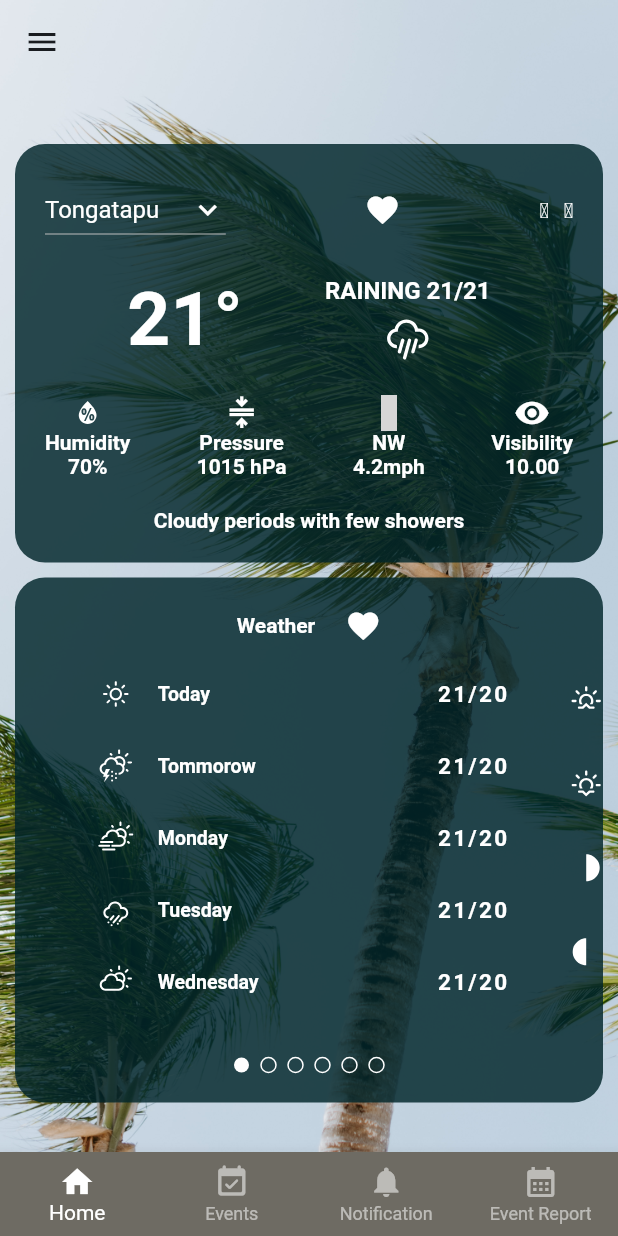
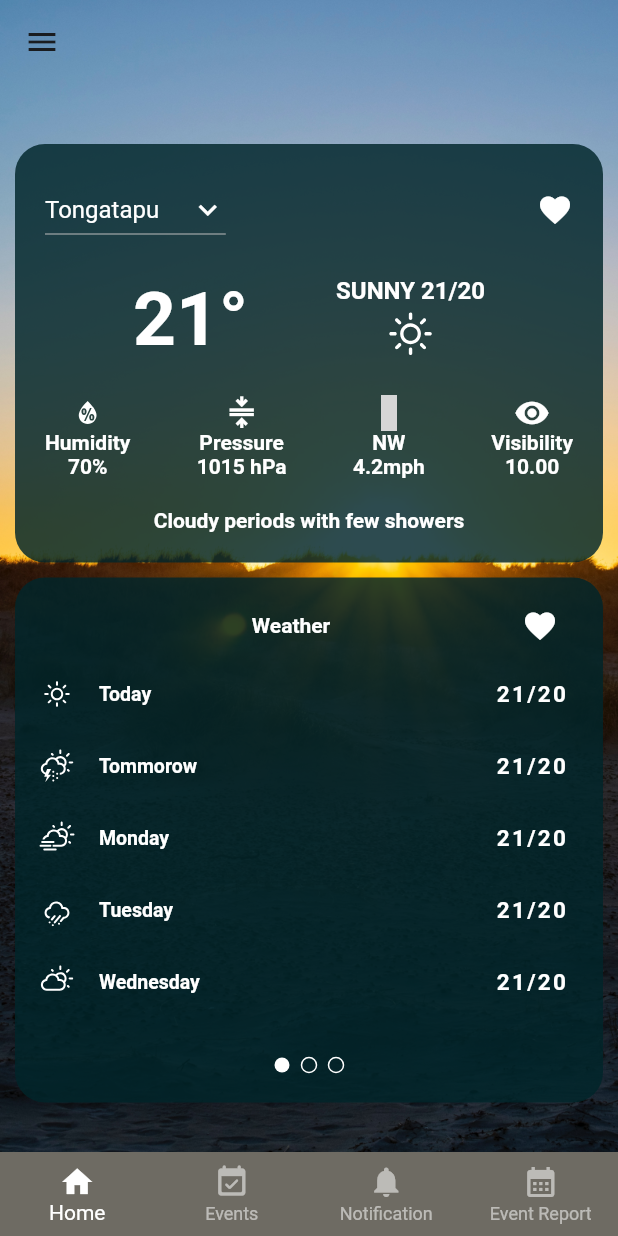
Before and after one commit to SPREP/tms-mobile, a Flutter app: the TabsScreen screen opened directly, on a phone screen of 412 x 824 dp. Run offline on Flutter 3.47's test engine with Material 2 defaults, Android fonts, the phone set to English and light mode, and no system bars; drawn by our look-alikes of smooth_page_indicator; our stand-ins replace google_fonts, shared_preferences, syncfusion_flutter_sliders, weather_icons; missing offline and left inert: humanitarian_icons; accounts and stored records are empty; generated files the repository leaves out were written again; grey boxes are pictures that could not be loaded.

Commit message:
MAC-35: Done home page implementation.

```diff
--- a/lib/screens/tabs_screen.dart
+++ b/lib/screens/tabs_screen.dart
@@ -65,7 +65,7 @@ class _TabsScreenState extends State<TabsScreen> {
         decoration: _selectedPageIndex == 0
             ? const BoxDecoration(
                 image: DecorationImage(
-                  image: AssetImage('assets/images/windy_day.jpg'),
+                  image: AssetImage('assets/images/sunny_day.jpg'),
                   fit: BoxFit.cover,
                 ),
               )
--- a/lib/screens/weather_forcast/sun_moon_slide.dart
+++ b/lib/screens/weather_forcast/sun_moon_slide.dart
@@ -15,16 +15,19 @@ class _SunMoonSlideState extends State<SunMoonSlide> {
       children: [
         Row(
           children: [
+            SizedBox(
+              width: 30,
+            ),
             Spacer(),
             Text('Sun & Moon'),
-            SizedBox(
-              width: 20,
-            ),
+            Spacer(),
             Icon(
               Icons.favorite,
               color: Colors.white,
             ),
-            Spacer(),
+            SizedBox(
+              width: 30,
+            ),
           ],
         ),
         SizedBox(
--- a/lib/screens/weather_forcast/tide_slide.dart
+++ b/lib/screens/weather_forcast/tide_slide.dart
@@ -15,16 +15,19 @@ class _TideSlideState extends State<TideSlide> {
       children: [
         Row(
           children: [
+            SizedBox(
+              width: 30,
+            ),
             Spacer(),
             Text('Tides'),
-            SizedBox(
-              width: 20,
-            ),
+            Spacer(),
             Icon(
               Icons.favorite,
               color: Colors.white,
             ),
-            Spacer(),
+            SizedBox(
+              width: 30,
+            ),
           ],
         ),
         SizedBox(
--- a/lib/screens/weather_forcast/weather_forcast_screen.dart
+++ b/lib/screens/weather_forcast/weather_forcast_screen.dart
@@ -1,6 +1,4 @@
 import 'package:flutter/material.dart';
-import 'package:macres/screens/weather_forcast/ocean_outlook_slide.dart';
-import 'package:macres/screens/weather_forcast/rainfall_outlook_slide.dart';
 import 'package:macres/screens/weather_forcast/sun_moon_slide.dart';
 import 'package:macres/screens/weather_forcast/tide_slide.dart';
 import 'package:macres/screens/weather_forcast/weather_slide.dart';
@@ -19,10 +17,9 @@ class WeatherForcastScreen extends StatefulWidget {
 
 class _WeatherForcastScreenState extends State<WeatherForcastScreen> {
   final PageController myController = PageController(
-    viewportFraction: 0.8,
     keepPage: true,
   );
-  final _itemCount = 6;
+  final _itemCount = 3;
   dynamic activeSlide;
 
   Location selectedLocation = Location.tongatapu;
@@ -73,6 +70,7 @@ class _WeatherForcastScreenState extends State<WeatherForcastScreen> {
                       Icons.favorite_sharp,
                       color: Colors.white,
                     ),
+                    /*
                     const Spacer(),
                     const Row(
                       children: [
@@ -83,6 +81,7 @@ class _WeatherForcastScreenState extends State<WeatherForcastScreen> {
                         Text('\u2109'),
                       ],
                     ),
+                    */
                   ],
                 ),
                 const SizedBox(
@@ -99,13 +98,13 @@ class _WeatherForcastScreenState extends State<WeatherForcastScreen> {
                     Column(
                       children: [
                         Text(
-                          'RAINING 21/21',
+                          'SUNNY 21/20',
                           style: TextStyle(
                             fontSize: 16,
                           ),
                         ),
                         BoxedIcon(
-                          WeatherIcons.rain,
+                          WeatherIcons.day_sunny,
                           color: Colors.white,
                           size: 40,
                         ),
@@ -176,7 +175,7 @@ class _WeatherForcastScreenState extends State<WeatherForcastScreen> {
                 Radius.circular(20),
               ),
             ),
-            padding: const EdgeInsets.only(left: 0, right: 0, top: 20),
+            padding: const EdgeInsets.only(top: 20),
             child: Column(
               children: [
                 Expanded(
@@ -190,9 +189,9 @@ class _WeatherForcastScreenState extends State<WeatherForcastScreen> {
 
                       if (index == 2) activeSlide = const SunMoonSlide();
 
-                      if (index == 3) activeSlide = const RainfallSlide();
+                      //if (index == 3) activeSlide = const RainfallSlide();
 
-                      if (index == 4) activeSlide = const OceanSlide();
+                      //if (index == 4) activeSlide = const OceanSlide();
 
                       return activeSlide;
                     },
--- a/lib/screens/weather_forcast/weather_slide.dart
+++ b/lib/screens/weather_forcast/weather_slide.dart
@@ -15,16 +15,19 @@ class _WeatherSlideState extends State<WeatherSlide> {
       children: [
         Row(
           children: [
+            SizedBox(
+              width: 30,
+            ),
             Spacer(),
             Text('Weather'),
-            SizedBox(
-              width: 20,
-            ),
+            Spacer(),
             Icon(
               Icons.favorite,
               color: Colors.white,
             ),
-            Spacer(),
+            SizedBox(
+              width: 30,
+            ),
           ],
         ),
         SizedBox(
```
